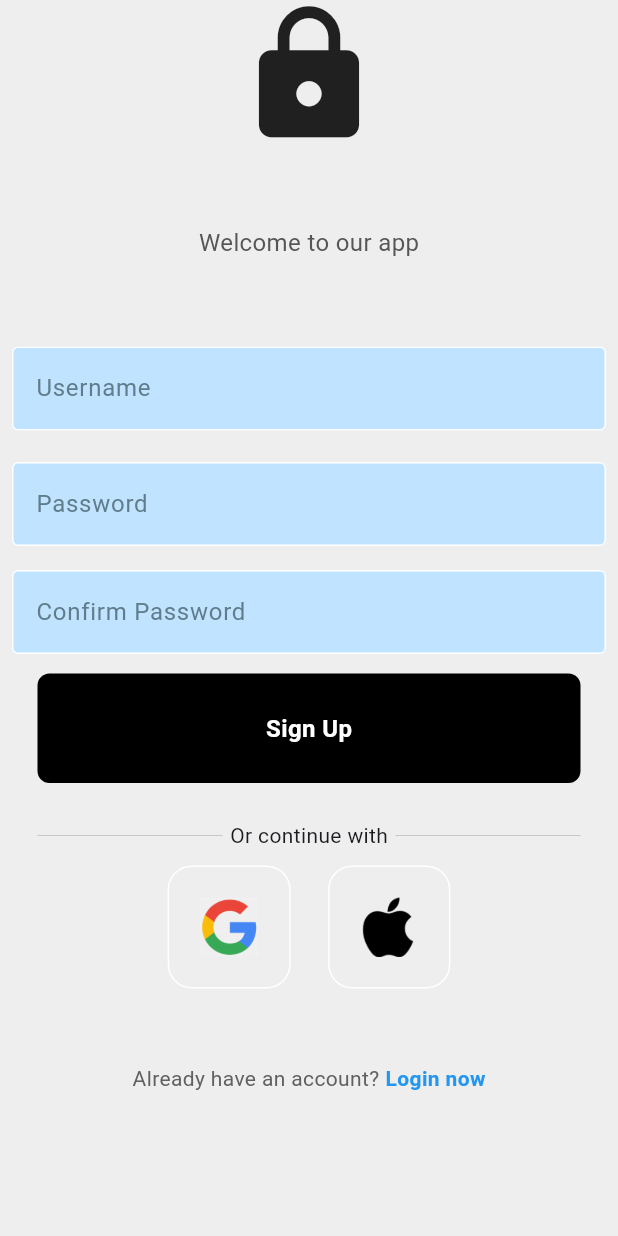
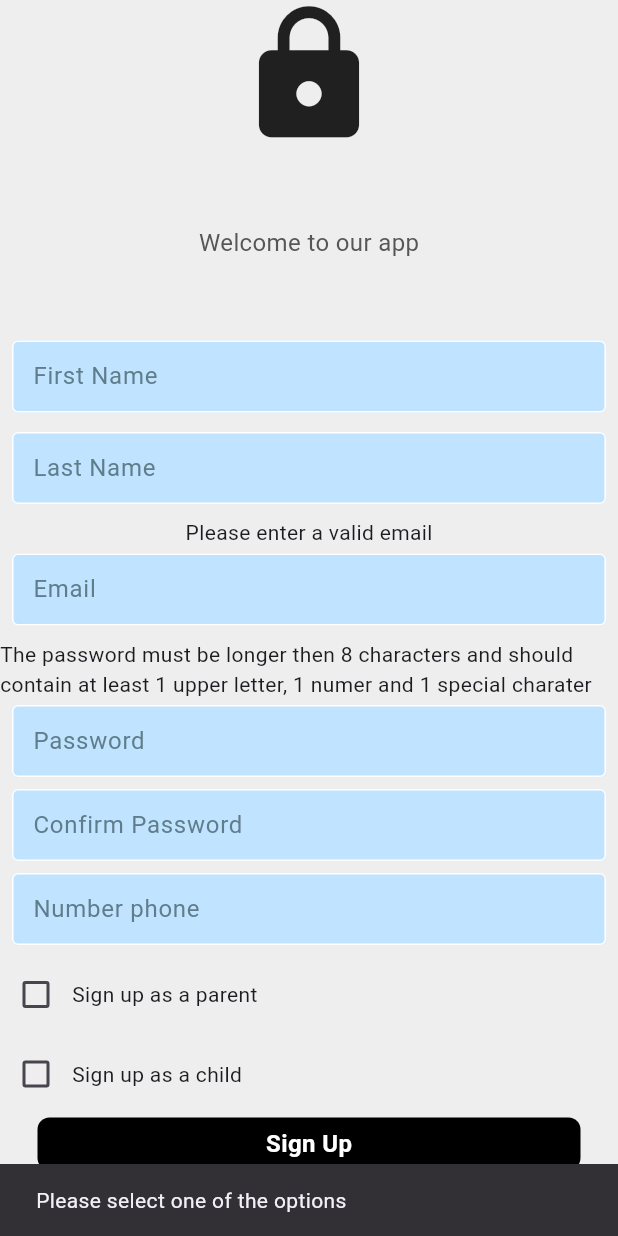
Before and after one commit to clipici-gabriela/cyber_safeguard, a Flutter app: the screen it shows after launch, after a tap on "Register now", after a tap on "Sign Up", on a phone screen of 412 x 824 dp. Run offline on Flutter 3.47's test engine with Material 3 defaults, Android fonts, the phone set to English and light mode, and no system bars; our stand-ins replace cloud_firestore, firebase_auth, firebase_core; accounts and stored records are empty; network calls fail.

Commit message:
Child authentication and registration implemented

```diff
--- /dev/null
+++ b/lib/child_screens/child_home.dart
@@ -0,0 +1,49 @@
+import 'package:firebase_auth/firebase_auth.dart';
+import 'package:flutter/material.dart';
+
+
+class ChildHomeScreen extends StatefulWidget {
+  const ChildHomeScreen({super.key});
+
+  @override
+  State<ChildHomeScreen> createState() => _ChildHomeScreenState();
+}
+
+class _ChildHomeScreenState extends State<ChildHomeScreen> {
+  int currentPageIndex = 0;
+
+
+  @override
+  Widget build(BuildContext context) {
+    return Scaffold(
+      bottomNavigationBar: NavigationBar(
+        destinations: const [
+          NavigationDestination(
+            icon: Icon(Icons.task),
+            label: 'Tasks',
+          ),
+          NavigationDestination(icon: Icon(Icons.person), label: 'Account')
+        ],
+        selectedIndex: currentPageIndex,
+        onDestinationSelected: (int index) {
+          setState(() {
+            currentPageIndex = index;
+          });
+        },
+      ),
+      body: <Widget>[
+        Scaffold(
+          body: Center(
+            child: IconButton(
+              icon: const Icon(Icons.output),
+              onPressed: () {
+                FirebaseAuth.instance.signOut();
+              },
+            ),
+          ),
+        ),
+        const Scaffold(),
+      ][currentPageIndex],
+    );
+  }
+}
--- a/lib/main.dart
+++ b/lib/main.dart
@@ -1,4 +1,4 @@
-import 'package:cyber_safeguard/screens/auth.dart';
+import 'package:cyber_safeguard/registration_screens/auth.dart';
 import 'package:flutter/material.dart';
 import 'package:firebase_core/firebase_core.dart';
 import 'firebase_options.dart';
--- /dev/null
+++ b/lib/registration_screens/auth.dart
@@ -0,0 +1,49 @@
+import 'package:cloud_firestore/cloud_firestore.dart';
+import 'package:cyber_safeguard/child_screens/child_home.dart';
+import 'package:cyber_safeguard/registration_screens/login_or_register.dart';
+import 'package:cyber_safeguard/parent_screens/parent_home.dart';
+import 'package:firebase_auth/firebase_auth.dart';
+import 'package:flutter/material.dart';
+
+class AuthPage extends StatelessWidget {
+  const AuthPage({super.key});
+
+  @override
+  Widget build(BuildContext context) {
+    return Scaffold(
+      body: StreamBuilder<User?>(
+        stream: FirebaseAuth.instance.authStateChanges(),
+        builder: (cxt, snapshot) {
+          if (snapshot.hasData) {
+            final String uid = snapshot.data!.uid;
+            final DocumentReference userDocRef =
+                FirebaseFirestore.instance.collection('Users').doc(uid);
+
+            // Check the user type field to determine the user type
+            return FutureBuilder<DocumentSnapshot>(
+              future: userDocRef.get(),
+              builder: (context, AsyncSnapshot<DocumentSnapshot> userSnapshot) {
+                if (userSnapshot.connectionState == ConnectionState.done) {
+                  if (userSnapshot.data!.exists) {
+                    final userType = userSnapshot.data!['userType'];
+                    if (userType == 'parent') {
+                      return const ParentHomeScreen();
+                    } else if (userType == 'child') {
+                      return const ChildHomeScreen();
+                    }
+                  }
+                  // The document does not exist
+                  return const LoginOrRegisterPage();
+                }
+                //While wainting for data
+                return const CircularProgressIndicator();
+              },
+            );
+          } else {
+            return const LoginOrRegisterPage();
+          }
+        },
+      ),
+    );
+  }
+}
--- a/lib/screens/login_or_register.dart
+++ b/lib/registration_screens/login_or_register.dart
@@ -1,6 +1,6 @@
 import 'package:flutter/material.dart';
-import 'package:cyber_safeguard/screens/login_screen.dart';
-import 'package:cyber_safeguard/screens/register_screem.dart';
+import 'package:cyber_safeguard/registration_screens/login_screen.dart';
+import 'package:cyber_safeguard/registration_screens/register_screem.dart';
 
 
 class LoginOrRegisterPage extends StatefulWidget{
--- a/lib/screens/login_screen.dart
+++ b/lib/registration_screens/login_screen.dart
@@ -49,7 +49,7 @@ class _LoginPageState extends State<LoginScreen> {
   Widget build(BuildContext context) {
     return Scaffold(
       resizeToAvoidBottomInset: true,
-      backgroundColor: Colors.grey.shade200,
+      backgroundColor: const Color.fromARGB(255, 196, 254, 254),
       body: SafeArea(
         child: SingleChildScrollView(
           child: Column(
@@ -80,6 +80,7 @@ class _LoginPageState extends State<LoginScreen> {
               CustomTextField(
                 controller: emailController,
                 hintText: 'Username',
+                keybordType: 'email',
                 obscureText: false,
               ),
 
@@ -91,6 +92,7 @@ class _LoginPageState extends State<LoginScreen> {
               CustomTextField(
                 controller: passwordController,
                 hintText: 'Password',
+                keybordType: 'text',
                 obscureText: true,
               ),
 
--- /dev/null
+++ b/lib/registration_screens/register_screem.dart
@@ -0,0 +1,283 @@
+// ignore_for_file: use_build_context_synchronously
+
+import 'package:cloud_firestore/cloud_firestore.dart';
+import 'package:cyber_safeguard/widgets/custom_button.dart';
+import 'package:cyber_safeguard/widgets/text_field.dart';
+import 'package:firebase_auth/firebase_auth.dart';
+import 'package:flutter/material.dart';
+
+class RegisterScreen extends StatefulWidget {
+  final Function()? onTap;
+  const RegisterScreen({super.key, required this.onTap});
+
+  @override
+  State<RegisterScreen> createState() => _RegisterScreenState();
+}
+
+class _RegisterScreenState extends State<RegisterScreen> {
+  final emailController = TextEditingController();
+  final passwordController = TextEditingController();
+  final confirmPasswordController = TextEditingController();
+  final numberController = TextEditingController();
+  final firstNameController = TextEditingController();
+  final lastNameController = TextEditingController();
+  final ageController = TextEditingController();
+
+  bool? isParentChecked = false;
+  bool? isChildChecked = false;
+
+  //sign user in
+  void signUserUp() async {
+    try {
+      if (passwordController.text == confirmPasswordController.text) {
+        if (isParentChecked == true) {
+          final userCredentials =
+              await FirebaseAuth.instance.createUserWithEmailAndPassword(
+            email: emailController.text,
+            password: passwordController.text,
+          );
+          await FirebaseFirestore.instance
+              .collection('Users')
+              .doc(userCredentials.user!.uid)
+              .set({
+            'firstName': firstNameController.text,
+            'lastName': lastNameController.text,
+            'email': emailController.text,
+            'phoneNumber': numberController.text,
+            'userType': 'parent'
+          });
+        } else if (isChildChecked == true) {
+          final userCredentials =
+              await FirebaseAuth.instance.createUserWithEmailAndPassword(
+            email: emailController.text,
+            password: passwordController.text,
+          );
+          await FirebaseFirestore.instance
+              .collection('Users')
+              .doc(userCredentials.user!.uid)
+              .set({
+            'firstName': firstNameController.text,
+            'lastName': lastNameController.text,
+            'email': emailController.text,
+            'phoneNumber': numberController.text,
+            'age': ageController.text,
+            'userType': 'child'
+          });
+        } else {
+          ScaffoldMessenger.of(context).clearSnackBars();
+          ScaffoldMessenger.of(context).showSnackBar(
+            const SnackBar(
+              content: Text('Please select one of the options'),
+            ),
+          );
+        }
+      } else {
+        ScaffoldMessenger.of(context).clearSnackBars();
+        ScaffoldMessenger.of(context).showSnackBar(
+          const SnackBar(
+            content: Text('Password does not match'),
+          ),
+        );
+      }
+    } on FirebaseAuthException catch (error) {
+      if (error.code == 'user-not-found') {
+        ScaffoldMessenger.of(context).clearSnackBars();
+        ScaffoldMessenger.of(context).showSnackBar(
+          SnackBar(
+            content: Text(error.message ?? 'User not found'),
+          ),
+        );
+      } else if (error.code == 'wrong-password') {
+        ScaffoldMessenger.of(context).clearSnackBars();
+        ScaffoldMessenger.of(context).showSnackBar(
+          SnackBar(
+            content: Text(error.message ?? 'Wrong password'),
+          ),
+        );
+      }
+    }
+  }
+
+  @override
+  Widget build(BuildContext context) {
+    return Scaffold(
+      resizeToAvoidBottomInset: true,
+      backgroundColor: Colors.grey.shade200,
+      body: SafeArea(
+        child: SingleChildScrollView(
+          child: Column(
+            mainAxisAlignment: MainAxisAlignment.center,
+            children: [
+              const Icon(
+                Icons.lock,
+                size: 100,
+              ),
+
+              const SizedBox(
+                height: 50,
+              ),
+
+              const Text(
+                'Welcome to our app',
+                style: TextStyle(
+                  color: Color.fromARGB(255, 86, 86, 86),
+                  fontSize: 16,
+                ),
+              ),
+
+              const SizedBox(
+                height: 50,
+              ),
+              CustomTextField(
+                controller: firstNameController,
+                hintText: 'First Name',
+                keybordType: 'text',
+                obscureText: false,
+              ),
+
+              const SizedBox(
+                height: 5,
+              ),
+
+              CustomTextField(
+                controller: lastNameController,
+                hintText: 'Last Name',
+                keybordType: 'text',
+                obscureText: false,
+              ),
+
+              const SizedBox(
+                height: 5,
+              ),
+
+              const Text('Please enter a valid email'),
+
+              // username textfield
+              CustomTextField(
+                controller: emailController,
+                hintText: 'Email',
+                keybordType: 'email',
+                obscureText: false,
+              ),
+
+              const SizedBox(
+                height: 5,
+              ),
+
+              const Text(
+                  'The password must be longer then 8 characters and should contain at least 1 upper letter, 1 numer and 1 special charater'),
+
+              //pasword textfield
+              CustomTextField(
+                controller: passwordController,
+                hintText: 'Password',
+                keybordType: 'password',
+                obscureText: true,
+              ),
+
+              CustomTextField(
+                controller: confirmPasswordController,
+                hintText: 'Confirm Password',
+                keybordType: 'password',
+                obscureText: true,
+              ),
+
+              CustomTextField(
+                controller: numberController,
+                hintText: 'Number phone',
+                keybordType: 'number',
+                obscureText: false,
+              ),
+
+              const SizedBox(
+                height: 5,
+              ),
+              Row(
+                children: [
+                  Checkbox(
+                    value: isParentChecked,
+                    onChanged: (bool? value) {
+                      setState(() {
+                        isParentChecked = value;
+                        isChildChecked = false;
+                      });
+                    },
+                  ),
+                  const Text('Sign up as a parent'),
+                ],
+              ),
+              const SizedBox(
+                height: 5,
+              ),
+              Row(
+                children: [
+                  Checkbox(
+                    value: isChildChecked,
+                    onChanged: (bool? value) {
+                      setState(() {
+                        isChildChecked = value;
+                        isParentChecked = false;
+                      });
+                    },
+                  ),
+                  const Text('Sign up as a child'),
+                ],
+              ),
+
+              const SizedBox(
+                height: 5,
+              ),
+
+              if (isChildChecked == true)
+                Column(
+                  children: [
+                    const Text('The child should not be older then 18'),
+                    CustomTextField(
+                      controller: ageController,
+                      hintText: 'Age',
+                      keybordType: 'Number',
+                      obscureText: false,
+                    ),
+                    const SizedBox(
+                      height: 5,
+                    ),
+                  ],
+                ),
+
+              //Sign In Button
+              CustomButton(
+                text: 'Sign Up',
+                onTap: signUserUp,
+              ),
+
+              //not a member? register now
+              Row(
+                mainAxisAlignment: MainAxisAlignment.center,
+                children: [
+                  Text(
+                    'Already have an account?',
+                    style: TextStyle(color: Colors.grey.shade700),
+                  ),
+                  const SizedBox(
+                    width: 4,
+                  ),
+                  GestureDetector(
+                    onTap: widget.onTap,
+                    child: const Text(
+                      'Login now',
+                      style: TextStyle(
+                          color: Colors.blue, fontWeight: FontWeight.bold),
+                    ),
+                  )
+                ],
+              ),
+              const SizedBox(
+                height: 25,
+              ),
+            ],
+          ),
+        ),
+      ),
+    );
+  }
+}
--- a/lib/screens/auth.dart
+++ /dev/null
@@ -1,25 +0,0 @@
-import 'package:cyber_safeguard/screens/login_or_register.dart';
-import 'package:cyber_safeguard/parent_screen/parent_home.dart';
-import 'package:firebase_auth/firebase_auth.dart';
-import 'package:flutter/material.dart';
-
-class AuthPage extends StatelessWidget{
-  const AuthPage({super.key});
-
-  @override
-  Widget build(BuildContext context) {
-    return Scaffold(
-      body: StreamBuilder<User?>(
-        stream: FirebaseAuth.instance.authStateChanges(),
-        builder: (cxt, snapshot) {
-          if(snapshot.hasData){
-            return const ParentHomeScreen();
-          }
-          else {
-            return const LoginOrRegisterPage();
-          }
-        },
-      ),
-    );
-  }
-}
--- a/lib/screens/register_screem.dart
+++ /dev/null
@@ -1,200 +0,0 @@
-// ignore_for_file: use_build_context_synchronously
-
-import 'package:cyber_safeguard/widgets/custom_button.dart';
-import 'package:cyber_safeguard/widgets/square_tile.dart';
-import 'package:cyber_safeguard/widgets/text_field.dart';
-import 'package:firebase_auth/firebase_auth.dart';
-import 'package:flutter/material.dart';
-
-class RegisterScreen extends StatefulWidget {
-  final Function()? onTap;
-  const RegisterScreen({super.key, required this.onTap});
-
-  @override
-  State<RegisterScreen> createState() => _LoginPageState();
-}
-
-class _LoginPageState extends State<RegisterScreen> {
-  final emailController = TextEditingController();
-  final passwordController = TextEditingController();
-  final confirmPasswordController = TextEditingController();
-
-  //sign user in
-  void signUserUp() async {
-    try {
-      if(passwordController.text == confirmPasswordController.text){
-        await FirebaseAuth.instance.createUserWithEmailAndPassword(
-        email: emailController.text,
-        password: passwordController.text,
-      );
-      }else {
-        ScaffoldMessenger.of(context).clearSnackBars();
-        ScaffoldMessenger.of(context).showSnackBar(
-          const SnackBar(
-            content: Text('password does not match'),
-          ),
-        );
-      }
-    } on FirebaseAuthException catch (error) {
-      if (error.code == 'user-not-found') {
-        ScaffoldMessenger.of(context).clearSnackBars();
-        ScaffoldMessenger.of(context).showSnackBar(
-          SnackBar(
-            content: Text(error.message ?? 'User not found'),
-          ),
-        );
-      } else if (error.code == 'wrong-password') {
-        ScaffoldMessenger.of(context).clearSnackBars();
-        ScaffoldMessenger.of(context).showSnackBar(
-          SnackBar(
-            content: Text(error.message ?? 'Wrong password'),
-          ),
-        );
-      }
-    }
-  }
-
-  @override
-  Widget build(BuildContext context) {
-    return Scaffold(
-      resizeToAvoidBottomInset: true,
-      backgroundColor: Colors.grey.shade200,
-      body: SafeArea(
-        child: SingleChildScrollView(
-          child: Column(
-            mainAxisAlignment: MainAxisAlignment.center,
-            children: [
-              const Icon(
-                Icons.lock,
-                size: 100,
-              ),
-
-              const SizedBox(
-                height: 50,
-              ),
-
-              const Text(
-                'Welcome to our app',
-                style: TextStyle(
-                  color: Color.fromARGB(255, 86, 86, 86),
-                  fontSize: 16,
-                ),
-              ),
-
-              const SizedBox(
-                height: 50,
-              ),
-
-              // username textfield
-              CustomTextField(
-                controller: emailController,
-                hintText: 'Username',
-                obscureText: false,
-              ),
-
-              const SizedBox(
-                height: 5,
-              ),
-
-              //pasword textfield
-              CustomTextField(
-                controller: passwordController,
-                hintText: 'Password',
-                obscureText: true,
-              ),
-
-              CustomTextField(
-                controller: confirmPasswordController,
-                hintText: 'Confirm Password',
-                obscureText: true,
-              ),
-
-              const SizedBox(
-                height: 5,
-              ),
-
-              //Sign In Button
-              CustomButton(
-                text: 'Sign Up',
-                onTap: signUserUp,
-              ),
-
-              const SizedBox(
-                height: 25,
-              ),
-
-              Padding(
-                padding: const EdgeInsets.symmetric(horizontal: 25.0),
-                child: Row(
-                  children: [
-                    Expanded(
-                      child: Divider(
-                        thickness: 0.5,
-                        color: Colors.grey.shade400,
-                      ),
-                    ),
-                    const Padding(
-                      padding: EdgeInsets.symmetric(horizontal: 5),
-                      child: Text(
-                        'Or continue with',
-                        style: TextStyle(),
-                      ),
-                    ),
-                    Expanded(
-                      child: Divider(
-                        thickness: 0.5,
-                        color: Colors.grey.shade400,
-                      ),
-                    ),
-                  ],
-                ),
-              ),
-
-              const SizedBox(
-                height: 10,
-              ),
-
-              //google + apple sign in buttons
-              const Row(
-                mainAxisAlignment: MainAxisAlignment.center,
-                children: [
-                  SquareTile(imagePath: 'assests/images/google-logo.png'),
-                  SizedBox(
-                    width: 25,
-                  ),
-                  SquareTile(imagePath: 'assests/images/apple-logo.png'),
-                ],
-              ),
-
-              const SizedBox(
-                height: 50,
-              ),
-
-              //not a member? register now
-              Row(
-                mainAxisAlignment: MainAxisAlignment.center,
-                children: [
-                  Text(
-                    'Already have an account?',
-                    style: TextStyle(color: Colors.grey.shade700),
-                  ),
-                  const SizedBox(
-                    width: 4,
-                  ),
-                  GestureDetector(
-                    onTap: widget.onTap,
-                    child: const Text(
-                      'Login now',
-                      style: TextStyle(
-                          color: Colors.blue, fontWeight: FontWeight.bold),
-                    ),
-                  )
-                ],
-              ),
-            ],
-          ),
-        ),
-      ),
-    );
-  }
-}
--- a/lib/widgets/custom_button.dart
+++ b/lib/widgets/custom_button.dart
@@ -15,7 +15,7 @@ class CustomButton extends StatelessWidget {
     return GestureDetector(
       onTap: onTap,
       child: Container(
-        padding: const EdgeInsets.all(25),
+        padding: const EdgeInsets.symmetric(horizontal: 8.0, vertical: 6.0),
         margin: const EdgeInsets.symmetric(horizontal: 25),
         decoration: BoxDecoration(
           color: Colors.black,
--- a/lib/widgets/text_field.dart
+++ b/lib/widgets/text_field.dart
@@ -3,22 +3,31 @@ import 'package:flutter/material.dart';
 class CustomTextField extends StatelessWidget {
   final TextEditingController controller;
   final String hintText;
+  final String keybordType;
   final bool obscureText;
 
   const CustomTextField(
       {super.key,
       required this.controller,
       required this.hintText,
-      required this.obscureText});
+      required this.obscureText,
+      required this.keybordType});
 
   @override
   Widget build(BuildContext context) {
     return Padding(
-      padding: const EdgeInsets.all(8.0),
+      padding: const EdgeInsets.symmetric(horizontal: 8.0, vertical: 4.0),
       child: TextField(
         controller: controller,
+        autocorrect: false,
+        keyboardType: keybordType == 'number'
+            ? TextInputType.number
+            : keybordType == 'email'
+                ? TextInputType.emailAddress
+                : TextInputType.text,
         obscureText: obscureText,
         decoration: InputDecoration(
+          contentPadding: const EdgeInsets.symmetric(vertical: 10.0, horizontal: 10.0),
             enabledBorder: const OutlineInputBorder(
               borderSide: BorderSide(color: Colors.white),
             ),
@@ -28,8 +37,7 @@ class CustomTextField extends StatelessWidget {
             fillColor: const Color.fromARGB(255, 192, 227, 255),
             filled: true,
             hintText: hintText,
-          hintStyle: const TextStyle(color: Colors.blueGrey)
-        ),
+            hintStyle: const TextStyle(color: Colors.blueGrey)),
       ),
     );
   }
--- a/pubspec.yaml
+++ b/pubspec.yaml
@@ -38,6 +38,8 @@ dependencies:
   firebase_core: ^2.25.4
   firebase_auth: ^4.19.1
   google_sign_in: ^6.2.1
+  cloud_firestore: ^4.17.0
+  qr_flutter: ^4.1.0
 
 dev_dependencies:
   flutter_test:
```
Also changed, not shown: lib/models/dark_theme.dart (added), lib/models/light_theme.dart (added), lib/parent_screens/parent_home.dart (renamed from lib/parent_screen/parent_home.dart), lib/registration_screens/splash.dart (renamed from lib/screens/splash.dart), pubspec.lock, 4 other files. Lines whose indentation alone changed are shown as unchanged.
